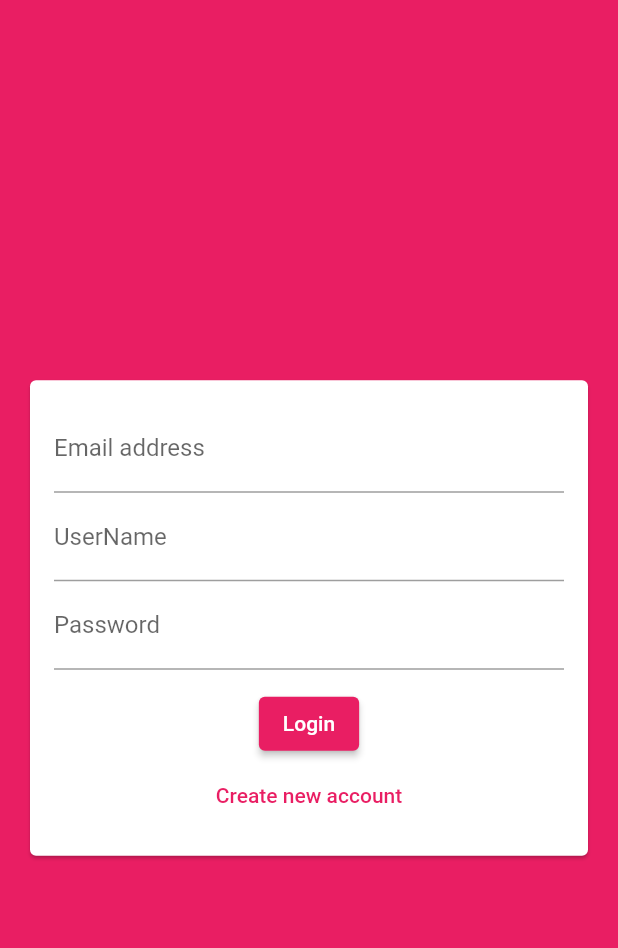
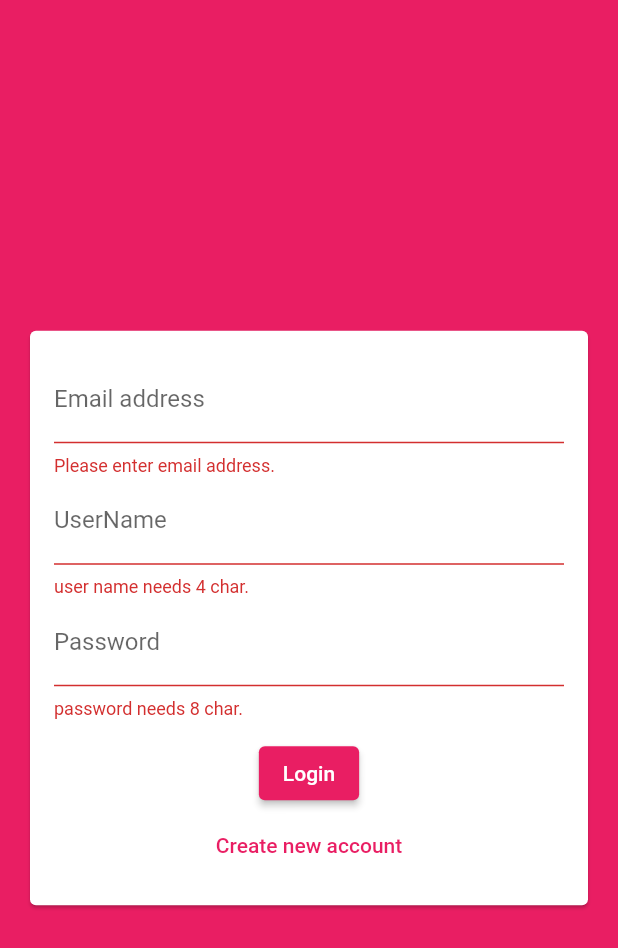
Before and after one commit to sinjikoro/chat-app, a Flutter app: the screen it shows after launch, after a tap on "Login", on a phone screen of 412 x 824 dp. Shown: the top 948 px of the screen. Run offline on Flutter 3.47's test engine with Material 2 defaults, Android fonts, the phone set to English and light mode, and no system bars; our stand-ins replace cloud_firestore, firebase_core; accounts and stored records are empty.

Commit message:
325. Creating an Authentication Form

```diff
--- a/lib/screens/auth_screen.dart
+++ b/lib/screens/auth_screen.dart
@@ -15,6 +15,5 @@ class _AuthScreenState extends State<AuthScreen> {
       backgroundColor: Theme.of(context).primaryColor,
       body: const AuthForm(),
     );
-    ;
   }
 }
--- a/lib/widgets/auth/auth_form.dart
+++ b/lib/widgets/auth/auth_form.dart
@@ -8,6 +8,25 @@ class AuthForm extends StatefulWidget {
 }
 
 class _AuthFormState extends State<AuthForm> {
+  final formKey = GlobalKey<FormState>();
+  var isLogin = true;
+  var userName = '';
+  var userAddress = '';
+  var userPassword = '';
+
+  void trySubmit() {
+    final isValid = formKey.currentState?.validate() ?? false;
+    FocusScope.of(context).unfocus();
+
+    if (isValid) {
+      formKey.currentState!.save();
+
+      print(userName);
+      print(userAddress);
+      print(userPassword);
+    }
+  }
+
   @override
   Widget build(BuildContext context) {
     return Center(
@@ -17,26 +36,66 @@ class _AuthFormState extends State<AuthForm> {
             child: Padding(
           padding: const EdgeInsets.all(16),
           child: Form(
+            key: formKey,
             child: Column(
               mainAxisSize: MainAxisSize.min,
               children: [
                 TextFormField(
+                  key: const ValueKey('email'),
                   keyboardType: TextInputType.emailAddress,
                   decoration: const InputDecoration(labelText: 'Email address'),
+                  validator: (value) {
+                    if (value!.isEmpty || !value.contains('@')) {
+                      return 'Please enter email address.';
+                    }
+                    return null;
+                  },
+                  onSaved: (newValue) {
+                    userAddress = newValue ?? '';
+                  },
                 ),
+                if (isLogin)
+                  TextFormField(
+                    key: const ValueKey('userName'),
+                    decoration: const InputDecoration(labelText: 'UserName'),
+                    validator: (value) {
+                      if (value!.isEmpty || value.length < 4) {
+                        return 'user name needs 4 char.';
+                      }
+                      return null;
+                    },
+                    onSaved: (newValue) {
+                      userName = newValue ?? '';
+                    },
+                  ),
                 TextFormField(
-                  decoration: const InputDecoration(labelText: 'UserName'),
-                ),
-                TextFormField(
+                  key: const ValueKey('password'),
                   decoration: const InputDecoration(labelText: 'Password'),
                   obscureText: true,
+                  validator: (value) {
+                    if (value!.isEmpty || value.length < 8) {
+                      return 'password needs 8 char.';
+                    }
+                    return null;
+                  },
+                  onSaved: (newValue) {
+                    userPassword = newValue ?? '';
+                  },
                 ),
                 const SizedBox(
                   height: 12,
                 ),
-                ElevatedButton(onPressed: () {}, child: const Text('Login')),
+                ElevatedButton(
+                  onPressed: trySubmit,
+                  child: Text(isLogin ? 'Login' : 'Sign up'),
+                ),
                 TextButton(
-                    onPressed: () {}, child: const Text('Create new account')),
+                  onPressed: () => setState(() {
+                    isLogin = !isLogin;
+                  }),
+                  child: Text(
+                      isLogin ? 'Create new account' : 'Already get account'),
+                ),
               ],
             ),
           ),
```
Also changed, not shown: pubspec.lock, 2 other files.
